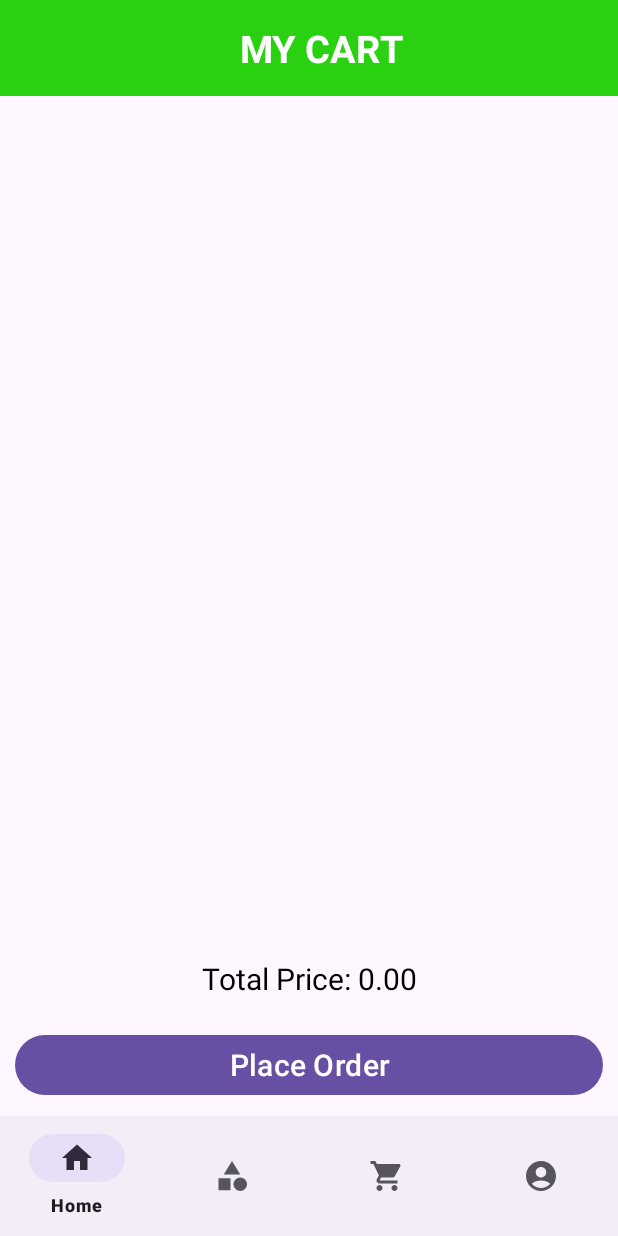
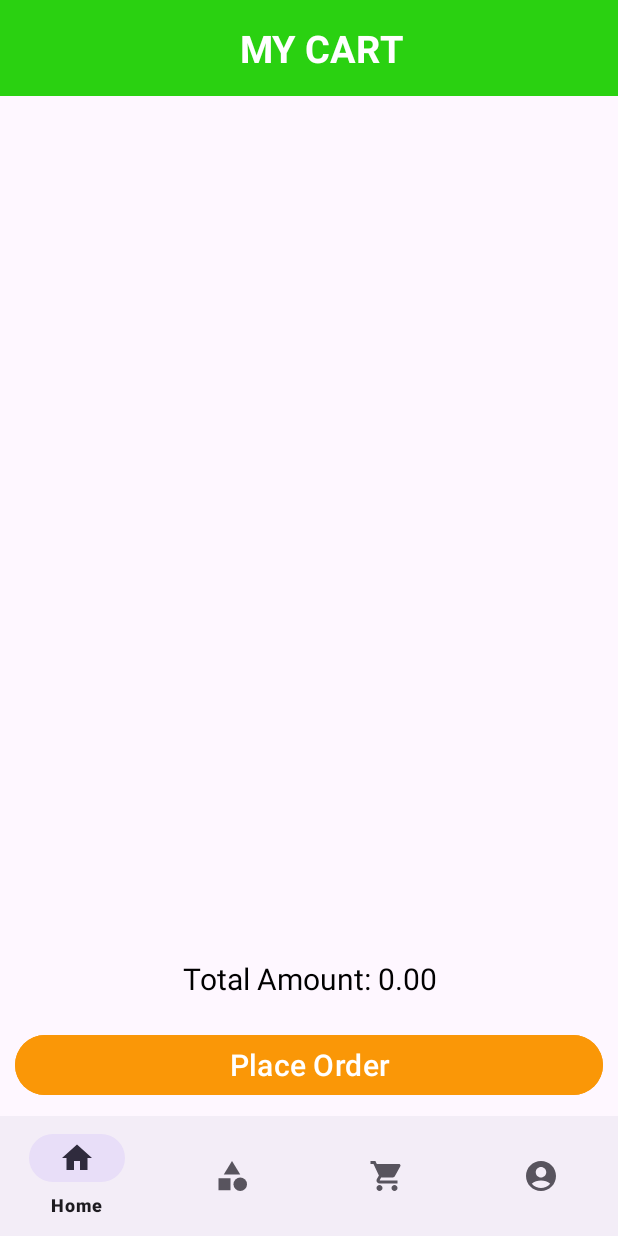
Before and after one commit to Prathamesh-Kothalkar/DigiFarm, an Android app: the fragment CartFragment placed in its activity, on a phone screen of 412 x 824 dp. Run offline under Robolectric (Android 15) with nearby library versions, the phone set to English and light mode, and no system bars; our stand-ins replace Firebase (no records; nobody signed in at launch, a user with empty details on screens opened directly); libraries missing offline, so code that uses them is left out: org.checkerframework.checker; pictures from the network do not load; 1 statement that could not run was skipped.

Commit message:
Fix Add to cart Button Fix My CART View

```diff
--- a/app/src/main/java/com/example/digifarm/CartFragment.java
+++ b/app/src/main/java/com/example/digifarm/CartFragment.java
@@ -15,6 +15,7 @@ import androidx.recyclerview.widget.RecyclerView;
 import android.view.LayoutInflater;
 import android.view.View;
 import android.view.ViewGroup;
+import android.widget.ProgressBar;
 import android.widget.TextView;
 
 import com.example.digifarm.model.MyCartModel;
@@ -48,6 +49,7 @@ public class CartFragment extends Fragment {
 
     int overAllTotalAmount;
     TextView overAllTotaAmount;
+    ProgressBar pb;
     RecyclerView recyclerView;
     MyCartAdapter myCartAdapter;
     List<MyCartModel> cartModelList;
@@ -82,6 +84,7 @@ public class CartFragment extends Fragment {
         View view = inflater.inflate(R.layout.fragment_cart, container, false);
         recyclerView=view.findViewById(R.id.cart_rec);
         overAllTotaAmount=view.findViewById(R.id.total_amount);
+        pb=view.findViewById(R.id.loading_cart);
         mAuth=FirebaseAuth.getInstance();
         firestore=FirebaseFirestore.getInstance();
         LocalBroadcastManager.getInstance(getContext())
@@ -98,6 +101,7 @@ public class CartFragment extends Fragment {
                     @Override
                     public void onComplete(@NonNull Task<QuerySnapshot> task) {
                         if(task.isSuccessful()){
+                            pb.setVisibility(View.GONE);
                             for(DocumentSnapshot doc:task.getResult().getDocuments()){
                                 MyCartModel myCartModel=doc.toObject(MyCartModel.class);
                                 cartModelList.add(myCartModel);
--- a/app/src/main/java/com/example/digifarm/DetailedActivity.java
+++ b/app/src/main/java/com/example/digifarm/DetailedActivity.java
@@ -8,6 +8,7 @@ import android.view.View;
 import android.widget.Button;
 import android.widget.CalendarView;
 import android.widget.ImageView;
+import android.widget.ProgressBar;
 import android.widget.TextView;
 import android.widget.Toast;
 
@@ -30,6 +31,7 @@ public class DetailedActivity extends AppCompatActivity {
     TextView productName,productPrice,productCategory,productCount,productTotalPrice;
     ImageView productImg,productInc,productDec,backBtn;
     Button cartBtn;
+    ProgressBar pb;
     int count,totalAmount;
 
     //newProduct
@@ -71,6 +73,7 @@ public class DetailedActivity extends AppCompatActivity {
             productDec = findViewById(R.id.dec);
             backBtn=findViewById(R.id.backbtn);
             cartBtn=findViewById(R.id.cartBtn);
+            pb=findViewById(R.id.okay);
 
             //New Product
             if(newProductModel!=null){
@@ -125,6 +128,8 @@ public class DetailedActivity extends AppCompatActivity {
                 @Override
                 public void onClick(View v) {
                     if(count!=0){
+                        cartBtn.setVisibility(View.GONE);
+                        pb.setVisibility(View.VISIBLE);
                         addToCart();
                     }
                     else{
--- a/app/src/main/res/layout/fragment_cart.xml
+++ b/app/src/main/res/layout/fragment_cart.xml
@@ -22,16 +22,6 @@
 
     <!-- List of items in the cart -->
     <!-- You can replace this with your actual list view or recycler view -->
-    <ScrollView
-        android:layout_width="match_parent"
-        android:layout_height="wrap_content">
-    <androidx.recyclerview.widget.RecyclerView
-        android:layout_width="wrap_content"
-        android:layout_height="wrap_content"
-        android:id="@+id/cart_rec"
-        tools:listitem="@layout/my_cart_item"
-        />
-    </ScrollView>
 
     <ScrollView
         android:layout_width="match_parent"
@@ -41,22 +31,21 @@
         <LinearLayout
             android:layout_width="match_parent"
             android:layout_height="wrap_content"
+            android:gravity="center_horizontal"
             android:orientation="vertical">
 
             <!-- Sample CardView representing an item in the cart -->
-            <androidx.cardview.widget.CardView
-                android:layout_width="match_parent"
+            <ProgressBar
+                android:layout_width="50dp"
+                android:layout_height="50dp"
+                android:id="@+id/loading_cart"
+                android:indeterminateTint="@color/bg"/>
+            <androidx.recyclerview.widget.RecyclerView
+                android:layout_width="wrap_content"
                 android:layout_height="wrap_content"
-                android:layout_margin="5dp"
-                android:background="@color/bg"
-                android:padding="5dp"
-                app:cardCornerRadius="15dp">
-
-                <!-- Add your item details here -->
-                <!-- For example: item name, quantity, price, etc. -->
-
-            </androidx.cardview.widget.CardView>
-
+                android:id="@+id/cart_rec"
+                tools:listitem="@layout/my_cart_item"
+                />
             <!-- You can dynamically add more CardViews for each item in the cart -->
 
         </LinearLayout>
@@ -67,7 +56,7 @@
         android:id="@+id/total_amount"
         android:layout_width="match_parent"
         android:layout_height="wrap_content"
-        android:text="Total Price: 0.00"
+        android:text="Total Amount: 0.00"
         android:textSize="20sp"
         android:gravity="center"
         android:textColor="@color/black"
@@ -78,6 +67,7 @@
         android:layout_width="match_parent"
         android:layout_height="wrap_content"
         android:text="Place Order"
+        android:backgroundTint="#FA9707"
         android:textSize="20sp"
         android:textColor="@color/white"
         android:layout_margin="10dp"/>
```
Also changed, not shown: app/src/main/res/layout/activity_detailed.xml (+12 -2 lines).
